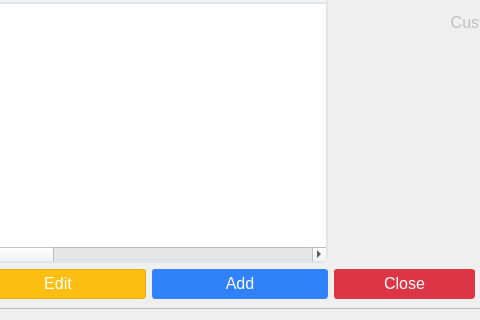
Before: the Qt Designer form ui/customers.ui in michael-halim/pos, drawn with Qt 5; both pictures show x 243 to 723 and y 86 to 406 of the 1033 by 406 pixel window.
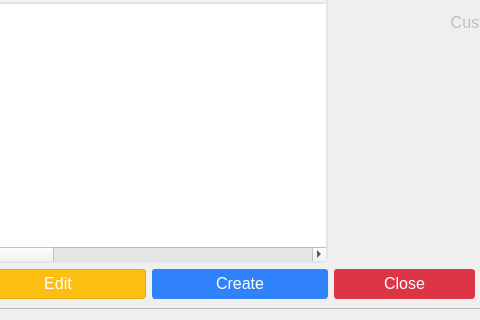
After: the same form once the commit is applied. Icons and pictures are not drawn.

The edit to the form file:
```diff
--- a/ui/customers.ui
+++ b/ui/customers.ui
@@ -723,7 +723,7 @@
 }</string>
               </property>
               <property name="text">
-               <string>Add</string>
+               <string>Create</string>
               </property>
               <property name="icon">
                <iconset>
```
